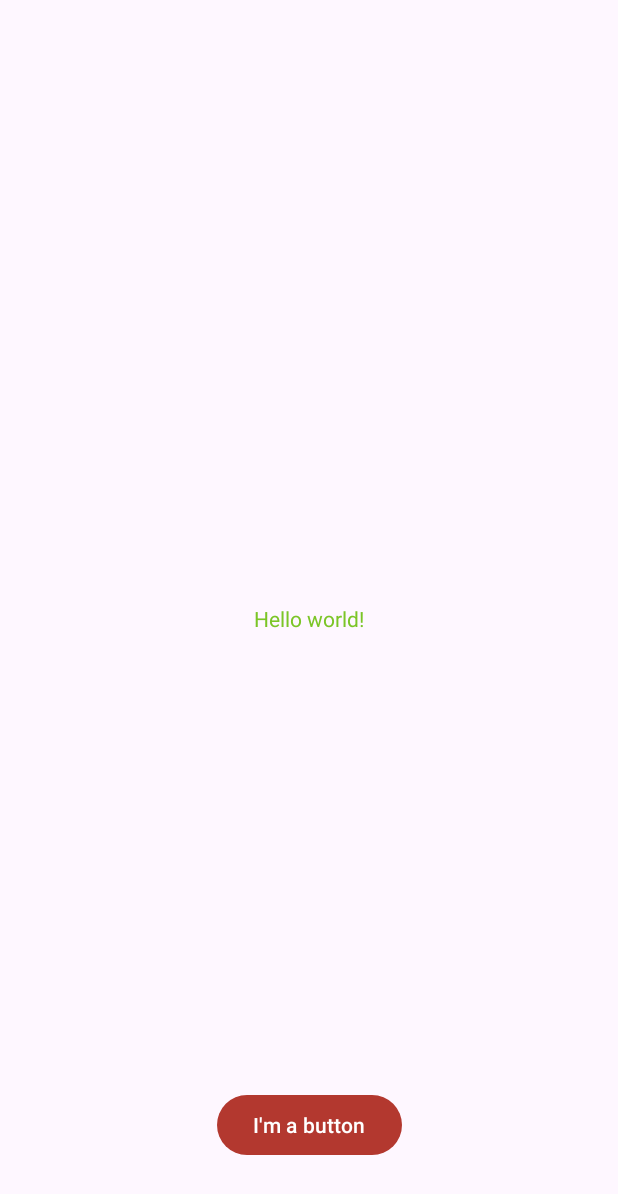
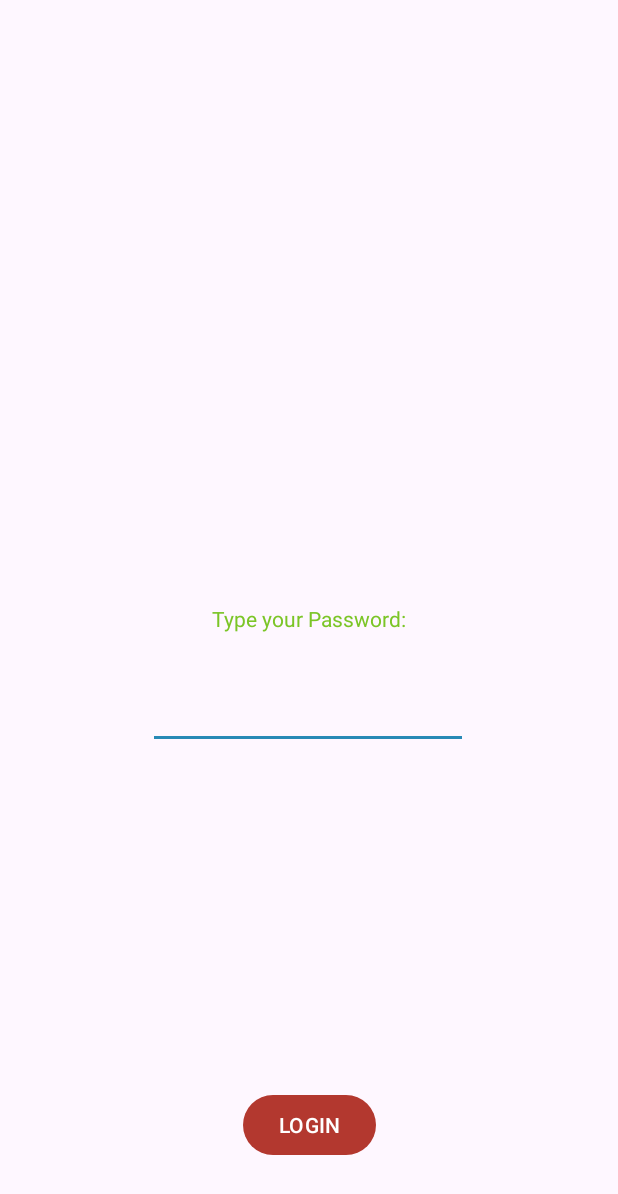
Before and after one commit to HanShuHan/Android-APP-Trivia-Question, an Android app: the screen it shows after launch (MainActivity), on a phone screen of 412 x 824 dp. Shown: the top 1194 px of the screen. Run offline under Robolectric (Android 15) with nearby library versions, the phone set to English and light mode, and no system bars.

Commit message:
4th Commit: 1. Added user password complexity check on clicking the login button.
Signed-off-by: Shu Han Han <han00135@algonquinlive.com>

```diff
--- a/app/src/main/res/layout/activity_main.xml
+++ b/app/src/main/res/layout/activity_main.xml
@@ -7,6 +7,7 @@
     tools:context=".MainActivity">
 
     <TextView
+        android:id="@+id/passwordMessage"
         android:layout_width="wrap_content"
         android:layout_height="wrap_content"
         android:text="@string/hello_message"
@@ -16,6 +17,7 @@
         app:layout_constraintTop_toTopOf="parent" />
 
     <Button
+        android:id="@+id/loginButton"
         android:layout_width="wrap_content"
         android:layout_height="wrap_content"
         android:layout_marginBottom="50dp"
@@ -25,4 +27,16 @@
         app:layout_constraintHorizontal_bias="0.5"
         app:layout_constraintStart_toStartOf="parent" />
 
+    <EditText
+        android:id="@+id/password"
+        android:layout_width="wrap_content"
+        android:layout_height="wrap_content"
+        android:layout_marginTop="32dp"
+        android:ems="10"
+        android:inputType="text"
+        app:layout_constraintEnd_toEndOf="parent"
+        app:layout_constraintHorizontal_bias="0.497"
+        app:layout_constraintStart_toStartOf="parent"
+        app:layout_constraintTop_toBottomOf="@+id/passwordMessage" />
+
 </androidx.constraintlayout.widget.ConstraintLayout>
--- a/app/src/main/res/values/strings.xml
+++ b/app/src/main/res/values/strings.xml
@@ -1,5 +1,5 @@
 <resources>
-    <string name="hello_message">"Hello world!</string>
+    <string name="hello_message">Type your Password:</string>
     <string name="app_name">Han\'s Android Labs</string>
-    <string name="button_message">I\'m a button</string>
+    <string name="button_message">LOGIN</string>
 </resources>
```
Also changed, not shown: app/build.gradle (+17 -1 lines), app/src/main/java/algonquin/cst2335/han00135/MainActivity.java (+132 -0 lines).
